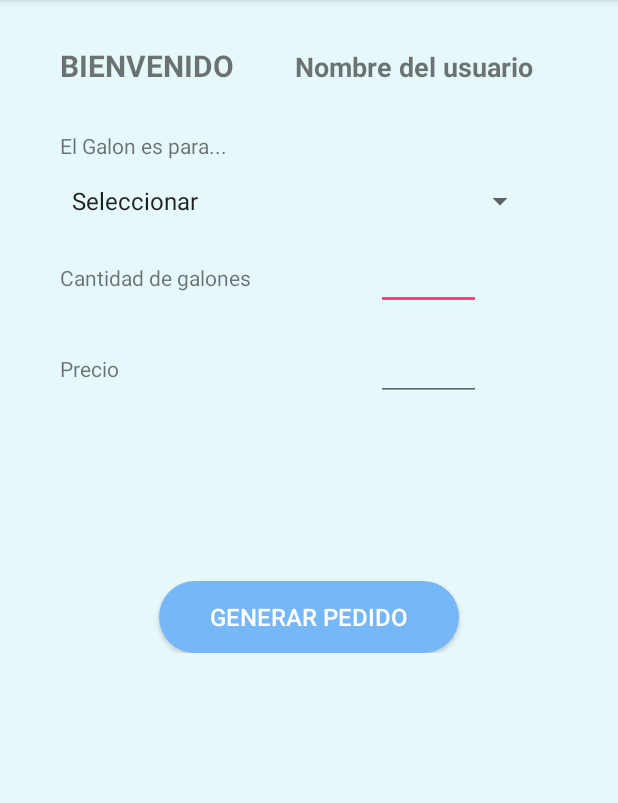
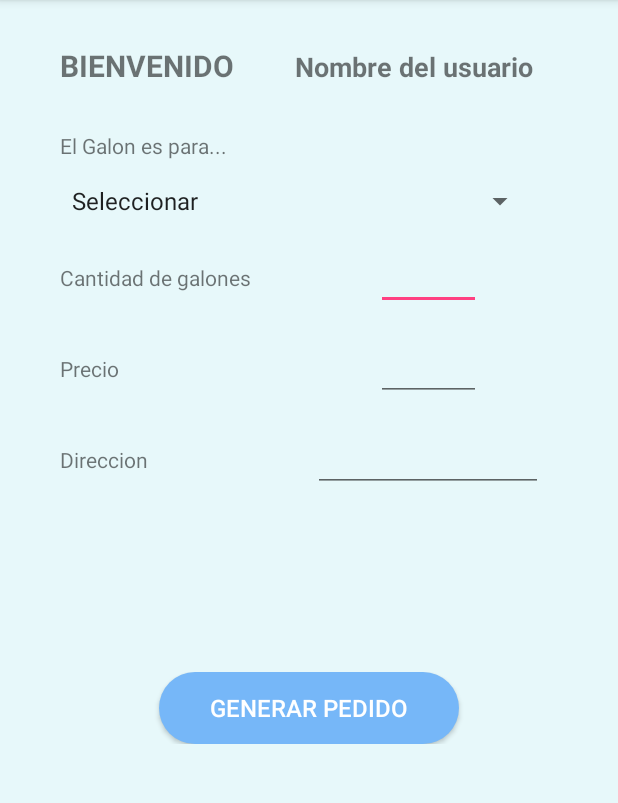
Before and after one commit to gantz7774/MyApplication, an Android app: the PerfilCliente screen opened directly, with no data from a screen before it, on a phone screen of 412 x 824 dp, the part 84-887 px from its top. Run offline under Robolectric (Android 15) with nearby library versions, the phone set to English and light mode, and no system bars; our stand-ins replace Firebase (no records; nobody signed in at launch, a user with empty details on screens opened directly).

Commit message:
cambios 10/09/2020 ajustes generales

```diff
--- a/app/src/main/AndroidManifest.xml
+++ b/app/src/main/AndroidManifest.xml
@@ -23,7 +23,7 @@
             android:label="@string/title_activity_maps" />
         <activity android:name=".PerfilRepartidor" />
         <activity android:name=".PerfilAdmin" />
-        <activity android:name=".PruebaActivity" />
+        <activity android:name=".InformacionActivity" />
         <activity android:name=".MainActivity"
             android:noHistory="false">
             <intent-filter>
--- a/app/src/main/java/gantzcompany/myapplication/PruebaActivity.java
+++ b/app/src/main/java/gantzcompany/myapplication/InformacionActivity.java
@@ -10,7 +10,7 @@ import android.widget.EditText;
 import com.google.firebase.database.DatabaseReference;
 import com.google.firebase.database.FirebaseDatabase;
 
-public class PruebaActivity extends AppCompatActivity {
+public class InformacionActivity extends AppCompatActivity {
 
     private EditText mEditTextMensaje;
     private Button mBtnCrearDatos;
@@ -18,7 +18,7 @@ public class PruebaActivity extends AppCompatActivity {
     @Override
     protected void onCreate(Bundle savedInstanceState) {
         super.onCreate(savedInstanceState);
-        setContentView(R.layout.activity_prueba);
+        setContentView(R.layout.activity_informacion);
 
         mEditTextMensaje = (EditText) findViewById(R.id.editTextMensaje);
         mBtnCrearDatos = (Button) findViewById(R.id.btn_creardatos);
--- a/app/src/main/java/gantzcompany/myapplication/MainActivity.java
+++ b/app/src/main/java/gantzcompany/myapplication/MainActivity.java
@@ -123,8 +123,6 @@ public class MainActivity extends AppCompatActivity {
                             break;
                     }
 
-
-                    Toast.makeText(MainActivity.this, Tipo, Toast.LENGTH_SHORT).show();
                 }
 
                 @Override
@@ -132,8 +130,7 @@ public class MainActivity extends AppCompatActivity {
 
                 }
             });
-            //startActivity(new Intent(MainActivity.this, PerfilCliente.class));
-            //finish();
+
         }
 
     }
--- a/app/src/main/java/gantzcompany/myapplication/PerfilCliente.java
+++ b/app/src/main/java/gantzcompany/myapplication/PerfilCliente.java
@@ -36,8 +36,10 @@ public class PerfilCliente extends AppCompatActivity {
     private String nombre = "";
     private String precio = "";
     private String descripcion ="";
+    private String direccion ="";
     private EditText etcantidad;
     private EditText etprecio;
+    private EditText etdireccion;
     private Spinner spdescripcion;
 
     private FirebaseAuth mAuth;
@@ -53,6 +55,7 @@ public class PerfilCliente extends AppCompatActivity {
         mbtnGenerarPedido = (Button) findViewById(R.id.btn_generar_pedido);
         etcantidad = (EditText) findViewById(R.id.editTextCantidad);
         etprecio = (EditText) findViewById(R.id.editTextPrecio);
+        etdireccion = (EditText) findViewById(R.id.editTextDireccion);
         spdescripcion = (Spinner) findViewById(R.id.spinnerDescripcion);
 
         mtextviewNombre = (TextView) findViewById(R.id.tvNombre);
@@ -64,10 +67,11 @@ public class PerfilCliente extends AppCompatActivity {
             public void onClick(View view) {
                 cantidad = etcantidad.getText().toString();
                 precio = etprecio.getText().toString();
+                direccion = etdireccion.getText().toString();
                 nombre = mtextviewNombre.getText().toString();
                 descripcion = spdescripcion.getSelectedItem().toString();
 
-                if(!cantidad.isEmpty()) {
+                if(!cantidad.isEmpty() && !direccion.isEmpty() ) {
 
                     registrarPedido();
 
@@ -75,7 +79,6 @@ public class PerfilCliente extends AppCompatActivity {
                     Toast.makeText(PerfilCliente.this,"Debe completar todos los campos", Toast.LENGTH_SHORT).show();
                 }
 
-                /*startActivity(new Intent(ProfileActivity.this, MapsActivity.class));*/
 
             }
         });
@@ -91,6 +94,7 @@ public class PerfilCliente extends AppCompatActivity {
                     map.put( "cantidad", cantidad+" unidades");
                     map.put( "precio", precio+" soles");
                     map.put( "descripcion", descripcion);
+                    map.put( "direccion", direccion);
                     map.put( "entregado", false);
                     map.put( "enviando", false);
                     map.put( "id", id);
@@ -151,11 +155,17 @@ public class PerfilCliente extends AppCompatActivity {
 
         int id = menuitem.getItemId();
         switch (id){
+            case R.id.btnInformacion:
+                startActivity(new Intent(PerfilCliente.this, InformacionActivity.class));
+                finish();
+                break;
+
             case R.id.btnCerrarSesion:
                     mAuth.signOut();
                     startActivity(new Intent(PerfilCliente.this, MainActivity.class));
                     finish();
                 break;
+
         }
 
         return super.onOptionsItemSelected(menuitem);
--- a/app/src/main/java/gantzcompany/myapplication/adapters/PedidoAdapter.java
+++ b/app/src/main/java/gantzcompany/myapplication/adapters/PedidoAdapter.java
@@ -39,6 +39,7 @@ public class PedidoAdapter extends RecyclerView.Adapter<PedidoAdapter.ViewHolder
         holder.textviewCantidad.setText(pedidos.getCantidad());
         holder.textviewPrecio.setText(pedidos.getPrecio());
         holder.textviewDescripcion.setText(pedidos.getDescripcion());
+        holder.textviewDireccion.setText(pedidos.getDireccion());
 
     }
     @Override
@@ -52,6 +53,7 @@ public class PedidoAdapter extends RecyclerView.Adapter<PedidoAdapter.ViewHolder
         private TextView textviewCantidad;
         private TextView textviewPrecio;
         private TextView textviewDescripcion;
+        private TextView textviewDireccion;
         public View view;
 
         public ViewHolder(View view){
@@ -62,6 +64,7 @@ public class PedidoAdapter extends RecyclerView.Adapter<PedidoAdapter.ViewHolder
             this.textviewCantidad = (TextView) view.findViewById(R.id.textviewCantidad);
             this.textviewPrecio = (TextView) view.findViewById(R.id.textviewPrecio);
             this.textviewDescripcion = (TextView) view.findViewById(R.id.textviewDescripcion);
+            this.textviewDireccion = (TextView) view.findViewById(R.id.textviewDireccion);
         }
     }
 }
--- a/app/src/main/res/layout/activity_prueba.xml
+++ b/app/src/main/res/layout/activity_informacion.xml
@@ -6,7 +6,7 @@
     android:layout_height="match_parent"
     android:orientation="vertical"
     android:layout_margin="20dp"
-    tools:context=".PruebaActivity">
+    tools:context=".InformacionActivity">
 
     <EditText
         android:id="@+id/editTextMensaje"
--- a/app/src/main/res/layout/activity_perfil_cliente.xml
+++ b/app/src/main/res/layout/activity_perfil_cliente.xml
@@ -92,6 +92,7 @@
     <LinearLayout
         android:layout_width="match_parent"
         android:layout_height="wrap_content"
+        android:layout_marginBottom="15dp"
         android:layout_marginEnd="15dp"
         android:layout_marginStart="40dp"
         android:orientation="horizontal">
@@ -109,8 +110,32 @@
             android:layout_marginStart="97dp"
             android:ems="10"
             android:inputType="number" />
+
     </LinearLayout>
 
+
+    <LinearLayout
+        android:layout_width="match_parent"
+        android:layout_height="wrap_content"
+        android:layout_marginEnd="15dp"
+        android:layout_marginStart="40dp"
+        android:orientation="horizontal">
+
+        <TextView
+            android:id="@+id/textView11"
+            android:layout_width="113dp"
+            android:layout_height="wrap_content"
+            android:text="Direccion" />
+
+        <EditText
+            android:id="@+id/editTextDireccion"
+            android:layout_width="153dp"
+            android:layout_height="wrap_content"
+            android:layout_marginStart="55dp"
+            android:ems="10"
+            android:inputType="text" />
+
+    </LinearLayout>
 
     <LinearLayout
         android:layout_width="match_parent"
--- a/app/src/main/res/menu/menu_principal.xml
+++ b/app/src/main/res/menu/menu_principal.xml
@@ -7,6 +7,12 @@
     >
 
     <item
+        android:id="@+id/btnInformacion"
+        android:title="Informacion del Perfil"
+        app:showAsAction="never"
+        ></item>
+
+    <item
         android:id="@+id/btnCerrarSesion"
         android:title="Cerrar Sesion"
         app:showAsAction="never"
```
Also changed, not shown: app/src/main/java/gantzcompany/myapplication/PerfilRepartidor.java (+40 -3 lines), app/src/main/java/gantzcompany/myapplication/models/Pedidos.java (+11 -1 lines), app/src/main/res/layout/pedidos_view.xml (+22 -4 lines), app/src/main/res/menu/menu_pedidos_pendientes.xml (+11 -5 lines).
